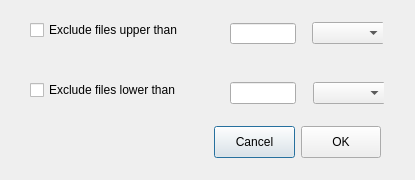
Above: Source/MEGASync/gui/linux/SizeLimitDialog.ui from meganz/MEGAsync before the change. Below: the same form after it.
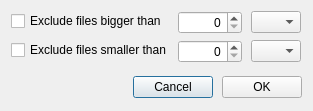
That is the form after the change.

Diff of the .ui file:
```diff
--- a/Source/MEGASync/gui/linux/SizeLimitDialog.ui
+++ b/Source/MEGASync/gui/linux/SizeLimitDialog.ui
@@ -6,20 +6,20 @@
    <rect>
     <x>0</x>
     <y>0</y>
-    <width>415</width>
-    <height>180</height>
+    <width>293</width>
+    <height>111</height>
    </rect>
   </property>
   <property name="minimumSize">
    <size>
-    <width>415</width>
-    <height>180</height>
+    <width>0</width>
+    <height>0</height>
    </size>
   </property>
   <property name="maximumSize">
    <size>
-    <width>415</width>
-    <height>180</height>
+    <width>232323</width>
+    <height>232323</height>
    </size>
   </property>
   <property name="windowTitle">
@@ -28,36 +28,176 @@
   <property name="styleSheet">
    <string notr="true"/>
   </property>
-  <widget class="QWidget" name="bLayout" native="true">
-   <property name="geometry">
-    <rect>
-     <x>10</x>
-     <y>122</y>
-     <width>381</width>
-     <height>41</height>
-    </rect>
+  <layout class="QVBoxLayout" name="verticalLayout">
+   <property name="spacing">
+    <number>12</number>
    </property>
-   <property name="minimumSize">
-    <size>
-     <width>0</width>
-     <height>0</height>
-    </size>
-   </property>
-   <property name="maximumSize">
-    <size>
-     <width>16777215</width>
-     <height>16777215</height>
-    </size>
-   </property>
-   <property name="styleSheet">
-    <string notr="true"/>
-   </property>
-   <layout class="QHBoxLayout" name="horizontalLayout_2">
+   <item>
+    <widget class="QWidget" name="widget" native="true">
+     <layout class="QFormLayout" name="formLayout">
+      <property name="fieldGrowthPolicy">
+       <enum>QFormLayout::FieldsStayAtSizeHint</enum>
+      </property>
     <property name="leftMargin">
      <number>0</number>
     </property>
+      <property name="topMargin">
+       <number>0</number>
+      </property>
     <property name="rightMargin">
-     <number>10</number>
+       <number>1</number>
+      </property>
+      <property name="bottomMargin">
+       <number>0</number>
+      </property>
+      <item row="1" column="0">
+       <widget class="QCheckBox" name="cExcludeUpperThan">
+        <property name="minimumSize">
+         <size>
+          <width>0</width>
+          <height>20</height>
+         </size>
+        </property>
+        <property name="maximumSize">
+         <size>
+          <width>16777215</width>
+          <height>20</height>
+         </size>
+        </property>
+        <property name="text">
+         <string>Exclude files bigger than</string>
+        </property>
+       </widget>
+      </item>
+      <item row="1" column="1">
+       <layout class="QHBoxLayout" name="horizontalLayout">
+        <property name="spacing">
+         <number>9</number>
+        </property>
+        <item>
+         <widget class="QSpinBox" name="eUpperThan">
+          <property name="minimumSize">
+           <size>
+            <width>64</width>
+            <height>0</height>
+           </size>
+          </property>
+          <property name="maximumSize">
+           <size>
+            <width>64</width>
+            <height>16777215</height>
+           </size>
+          </property>
+          <property name="alignment">
+           <set>Qt::AlignRight|Qt::AlignTrailing|Qt::AlignVCenter</set>
+          </property>
+         </widget>
+        </item>
+        <item>
+         <widget class="QComboBox" name="cbExcludeUpperUnit">
+          <property name="minimumSize">
+           <size>
+            <width>50</width>
+            <height>21</height>
+           </size>
+          </property>
+          <property name="maximumSize">
+           <size>
+            <width>50</width>
+            <height>16777215</height>
+           </size>
+          </property>
+         </widget>
+        </item>
+       </layout>
+      </item>
+      <item row="2" column="0">
+       <widget class="QCheckBox" name="cExcludeLowerThan">
+        <property name="minimumSize">
+         <size>
+          <width>0</width>
+          <height>20</height>
+         </size>
+        </property>
+        <property name="maximumSize">
+         <size>
+          <width>16777215</width>
+          <height>20</height>
+         </size>
+        </property>
+        <property name="text">
+         <string>Exclude files smaller than</string>
+        </property>
+       </widget>
+      </item>
+      <item row="2" column="1">
+       <layout class="QHBoxLayout" name="horizontalLayout_3">
+        <property name="spacing">
+         <number>9</number>
+        </property>
+        <item>
+         <widget class="QSpinBox" name="eLowerThan">
+          <property name="minimumSize">
+           <size>
+            <width>64</width>
+            <height>0</height>
+           </size>
+          </property>
+          <property name="maximumSize">
+           <size>
+            <width>64</width>
+            <height>16777215</height>
+           </size>
+          </property>
+          <property name="alignment">
+           <set>Qt::AlignRight|Qt::AlignTrailing|Qt::AlignVCenter</set>
+          </property>
+         </widget>
+        </item>
+        <item>
+         <widget class="QComboBox" name="cbExcludeLowerUnit">
+          <property name="minimumSize">
+           <size>
+            <width>50</width>
+            <height>21</height>
+           </size>
+          </property>
+          <property name="maximumSize">
+           <size>
+            <width>50</width>
+            <height>16777215</height>
+           </size>
+          </property>
+         </widget>
+        </item>
+       </layout>
+      </item>
+     </layout>
+    </widget>
+   </item>
+   <item>
+    <widget class="QWidget" name="bLayout" native="true">
+     <property name="minimumSize">
+      <size>
+       <width>0</width>
+       <height>0</height>
+      </size>
+     </property>
+     <property name="maximumSize">
+      <size>
+       <width>16777215</width>
+       <height>16777215</height>
+      </size>
+     </property>
+     <property name="styleSheet">
+      <string notr="true"/>
+     </property>
+     <layout class="QHBoxLayout" name="horizontalLayout_2">
+      <property name="spacing">
+       <number>9</number>
+      </property>
+      <property name="margin">
+       <number>0</number>
     </property>
     <item>
      <spacer name="horizontalSpacer">
@@ -67,7 +207,7 @@
       <property name="sizeHint" stdset="0">
        <size>
         <width>206</width>
-        <height>13</height>
+          <height>0</height>
        </size>
       </property>
      </spacer>
@@ -82,8 +222,8 @@
       </property>
       <property name="minimumSize">
        <size>
-        <width>81</width>
-        <height>32</height>
+          <width>0</width>
+          <height>0</height>
        </size>
       </property>
       <property name="text">
@@ -96,7 +236,7 @@
       <property name="minimumSize">
        <size>
         <width>0</width>
-        <height>32</height>
+          <height>0</height>
        </size>
       </property>
       <property name="maximumSize">
@@ -115,141 +255,11 @@
     </item>
    </layout>
   </widget>
-  <widget class="QCheckBox" name="cExcludeUpperThan">
-   <property name="geometry">
-    <rect>
-     <x>30</x>
-     <y>20</y>
-     <width>176</width>
-     <height>20</height>
-    </rect>
-   </property>
-   <property name="text">
-    <string>Exclude files upper than</string>
-   </property>
-  </widget>
-  <widget class="QCheckBox" name="cExcludeLowerThan">
-   <property name="geometry">
-    <rect>
-     <x>30</x>
-     <y>80</y>
-     <width>174</width>
-     <height>20</height>
-    </rect>
-   </property>
-   <property name="text">
-    <string>Exclude files lower than</string>
-   </property>
-  </widget>
-  <widget class="QWidget" name="layoutWidget">
-   <property name="geometry">
-    <rect>
-     <x>230</x>
-     <y>20</y>
-     <width>153</width>
-     <height>27</height>
-    </rect>
-   </property>
-   <layout class="QHBoxLayout" name="horizontalLayout">
-    <property name="spacing">
-     <number>16</number>
-    </property>
-    <item>
-     <widget class="QLineEdit" name="eUpperThan">
-      <property name="minimumSize">
-       <size>
-        <width>66</width>
-        <height>21</height>
-       </size>
-      </property>
-      <property name="maximumSize">
-       <size>
-        <width>16777215</width>
-        <height>21</height>
-       </size>
-      </property>
-      <property name="text">
-       <string/>
-      </property>
-      <property name="maxLength">
-       <number>4</number>
-      </property>
-      <property name="alignment">
-       <set>Qt::AlignRight|Qt::AlignTrailing|Qt::AlignVCenter</set>
-      </property>
-     </widget>
-    </item>
-    <item>
-     <widget class="QComboBox" name="cbExcludeUpperUnit">
-      <property name="minimumSize">
-       <size>
-        <width>73</width>
-        <height>21</height>
-       </size>
-      </property>
-      <property name="maximumSize">
-       <size>
-        <width>73</width>
-        <height>16777215</height>
-       </size>
-      </property>
-     </widget>
-    </item>
-   </layout>
-  </widget>
-  <widget class="QWidget" name="layoutWidget">
-   <property name="geometry">
-    <rect>
-     <x>230</x>
-     <y>80</y>
-     <width>154</width>
-     <height>27</height>
-    </rect>
-   </property>
-   <layout class="QHBoxLayout" name="horizontalLayout_3">
-    <property name="spacing">
-     <number>17</number>
-    </property>
-    <item>
-     <widget class="QLineEdit" name="eLowerThan">
-      <property name="minimumSize">
-       <size>
-        <width>66</width>
-        <height>0</height>
-       </size>
-      </property>
-      <property name="maximumSize">
-       <size>
-        <width>16777215</width>
-        <height>16777215</height>
-       </size>
-      </property>
-      <property name="maxLength">
-       <number>4</number>
-      </property>
-      <property name="alignment">
-       <set>Qt::AlignRight|Qt::AlignTrailing|Qt::AlignVCenter</set>
-      </property>
-     </widget>
-    </item>
-    <item>
-     <widget class="QComboBox" name="cbExcludeLowerUnit">
-      <property name="minimumSize">
-       <size>
-        <width>73</width>
-        <height>21</height>
-       </size>
-      </property>
-      <property name="maximumSize">
-       <size>
-        <width>73</width>
-        <height>16777215</height>
-       </size>
-      </property>
-     </widget>
-    </item>
-   </layout>
-  </widget>
+   </item>
+  </layout>
+  <zorder>horizontalSpacer</zorder>
+  <zorder>widget</zorder>
+  <zorder>bLayout</zorder>
  </widget>
  <resources/>
  <connections/>
```
Left out of the diff: 2 changed lines with no effect on the pictures. Lines whose indentation alone changed are shown as unchanged.
